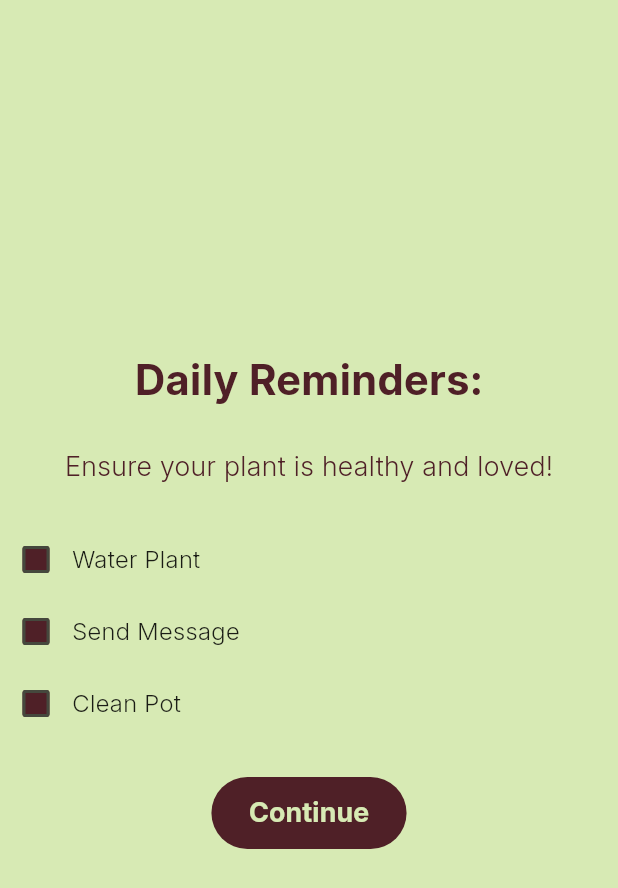
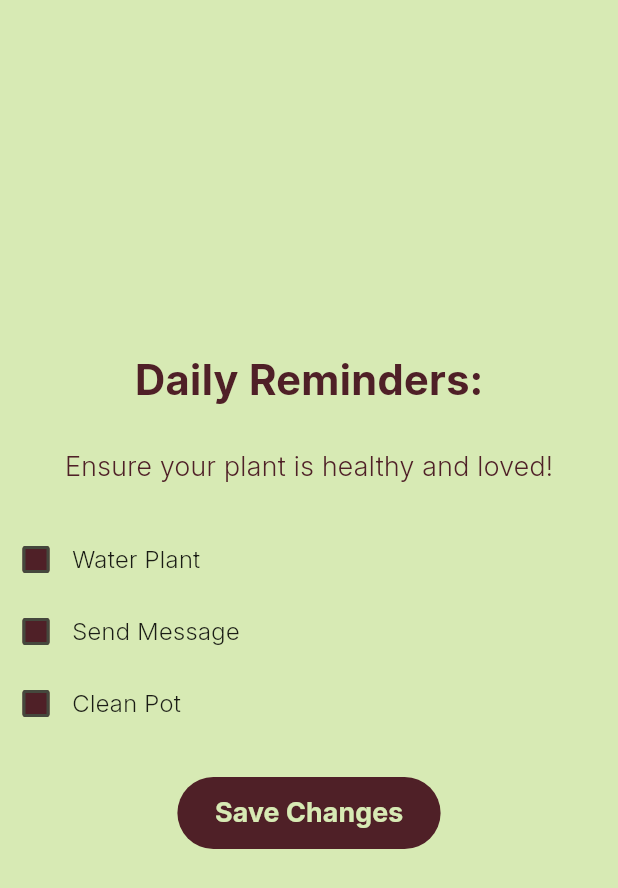
Before and after one commit to maureensanchez99/we_hack2025, a Flutter app: the DailyReminderHome screen opened directly, on a phone screen of 412 x 824 dp. Shown: the top 888 px of the screen. Run offline on Flutter 3.47's test engine with Material 3 defaults, Android fonts, the phone set to English and light mode, and no system bars; our stand-ins replace flutter_svg, permission_handler, shared_preferences; missing offline and left inert: flutter_reactive_ble; accounts and stored records are empty.

Commit message:
Somewhat saves checkbox states

```diff
--- a/lib/pages/daily_reminder.dart
+++ b/lib/pages/daily_reminder.dart
@@ -64,6 +64,7 @@ class DailyReminderHome extends StatelessWidget {
                 onPressed: () {
                   // Placeholder for navigation
                   // Navigator.push(context, MaterialPageRoute(builder: (_) => NextPage()));
+                  CheckboxManager().saveCheckboxStates();
                 },
                 style: ElevatedButton.styleFrom(
                   padding: const EdgeInsets.symmetric(horizontal: 25, vertical: 11),
@@ -72,7 +73,7 @@ class DailyReminderHome extends StatelessWidget {
                   elevation: 0,
                 ),
                 child: const Text(
-                  'Continue',
+                  'Save Changes',
                   style: TextStyle(
                     fontSize: 18,
                     fontWeight: FontWeight.bold,
@@ -151,14 +152,15 @@ class CheckboxSet extends StatefulWidget {
 
 class _CheckboxState extends State<CheckboxSet> {
   bool isChecked = false;
+  final CheckboxManager manager = CheckboxManager();
 
   @override
   Widget build(BuildContext context) {
-    Color getColor(Set<MaterialState> states) {
-      const Set<MaterialState> interactiveStates = <MaterialState>{
-        MaterialState.pressed,
-        MaterialState.hovered,
-        MaterialState.focused,
+    Color getColor(Set<WidgetState> states) {
+      const Set<WidgetState> interactiveStates = <WidgetState>{
+        WidgetState.pressed,
+        WidgetState.hovered,
+        WidgetState.focused,
       };
       if (states.any(interactiveStates.contains)) {
         return const Color(0xFFF9ADA0);
@@ -171,12 +173,12 @@ class _CheckboxState extends State<CheckboxSet> {
       children: [
         Checkbox(
           checkColor: DailyReminder.greenBg,
-          fillColor: MaterialStateProperty.resolveWith(getColor),
-          value: isChecked,
-          onChanged: (bool? value) {
-            setState(() {
-              isChecked = value!;
-            });
+          fillColor: WidgetStateProperty.resolveWith(getColor),
+          value: manager.getCheckboxState("checkbox"),
+          onChanged: (value) {
+              setState(() {
+                manager.updateCheckboxState("checkbox", value ?? false);
+              });
           },
         ),
         Text(
@@ -187,3 +189,26 @@ class _CheckboxState extends State<CheckboxSet> {
     );
   }
 }
+
+class CheckboxManager {
+  static final CheckboxManager _instance = CheckboxManager._internal();
+  factory CheckboxManager() => _instance;
+
+  CheckboxManager._internal();
+
+  Map<String, bool> checkboxStates = {};
+
+  void updateCheckboxState(String key, bool value) {
+    checkboxStates[key] = value;
+  }
+
+  bool getCheckboxState(String key) {
+    return checkboxStates[key] ?? false; // Default to false if the key doesn't exist
+  }
+
+  void saveCheckboxStates() {
+    checkboxStates.forEach((key, value) {
+      print('Checkbox $key is ${value ? "checked" : "unchecked"}');
+    });
+  }
+}
```
